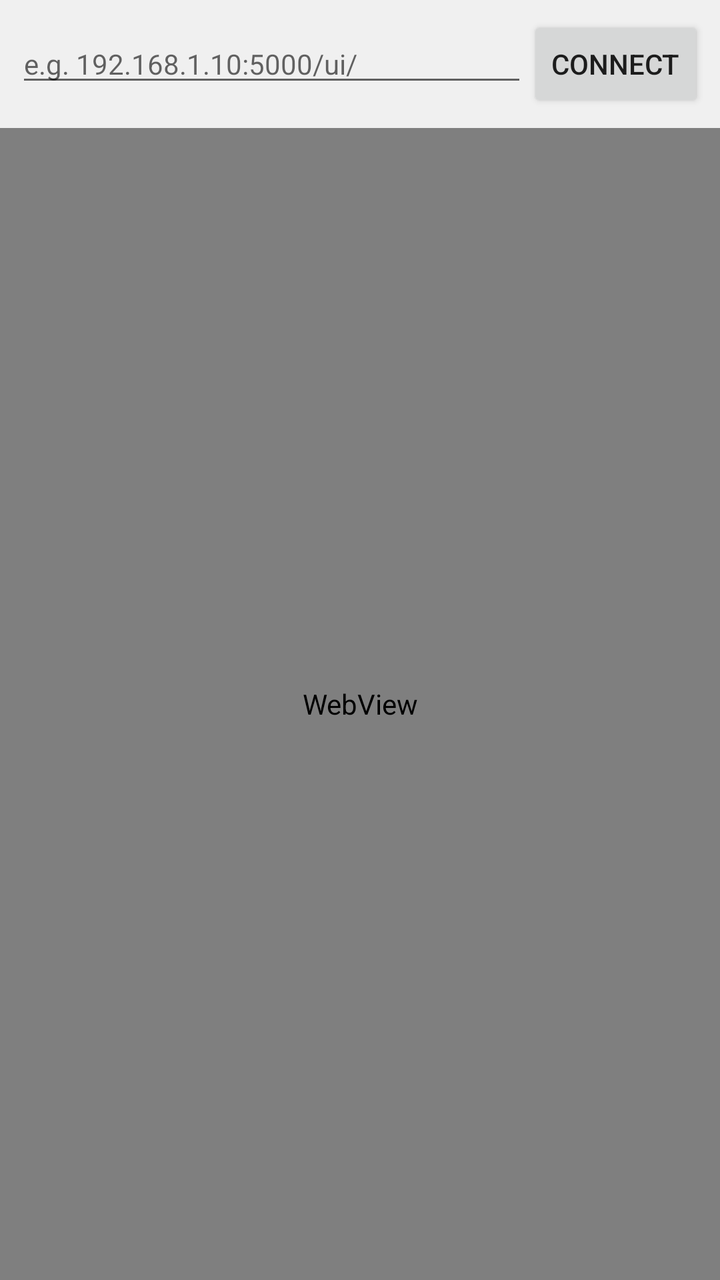
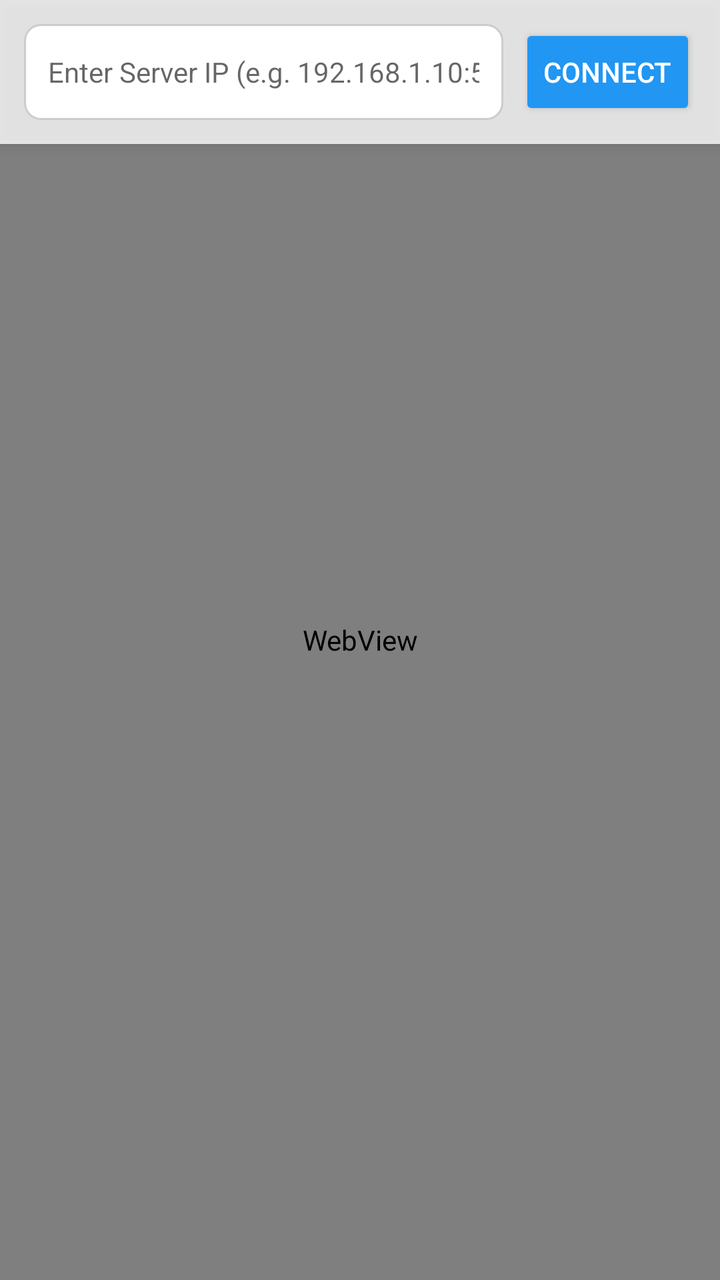

Screens rendered from an Android XML layout before and after an edit, with the pre-edit source and the edit as a unified diff.
<!-- AndroidManifest.xml: application theme Theme.RagbaarNetPlatform -->
<!-- res/layout/activity_main.xml -->
<?xml version="1.0" encoding="utf-8"?>
<LinearLayout xmlns:android="http://schemas.android.com/apk/res/android"
    android:layout_width="match_parent"
    android:layout_height="match_parent"
    android:orientation="vertical">

    <LinearLayout
        android:layout_width="match_parent"
        android:layout_height="wrap_content"
        android:orientation="horizontal"
        android:padding="8dp"
        android:background="#F0F0F0">

        <EditText
            android:id="@+id/urlInput"
            android:layout_width="0dp"
            android:layout_height="wrap_content"
            android:layout_weight="1"
            android:hint="e.g. 192.168.1.10:5000/ui/"
            android:inputType="textUri"
            android:textSize="14sp" />

        <Button
            android:id="@+id/connectButton"
            android:layout_width="wrap_content"
            android:layout_height="wrap_content"
            android:text="Connect" />
    </LinearLayout>

    <WebView
        android:id="@+id/webView"
        android:layout_width="match_parent"
        android:layout_height="0dp"
        android:layout_weight="1" />

</LinearLayout>
<!-- resources referenced by this layout -->
<resources>
  <style name="Theme.RagbaarNetPlatform" parent="Theme.AppCompat.Light.NoActionBar">
          
      </style>
</resources>

<!-- the commit's change to res/layout/activity_main.xml (unified diff, before → after) -->
@@ -1,36 +1,44 @@
 <?xml version="1.0" encoding="utf-8"?>
-<LinearLayout xmlns:android="http://schemas.android.com/apk/res/android"
+<RelativeLayout xmlns:android="http://schemas.android.com/apk/res/android"
     android:layout_width="match_parent"
     android:layout_height="match_parent"
-    android:orientation="vertical">
+    android:background="#FFFFFF">
+
+    <WebView
+        android:id="@+id/webView"
+        android:layout_width="match_parent"
+        android:layout_height="match_parent" />
 
     <LinearLayout
+        android:id="@+id/inputContainer"
         android:layout_width="match_parent"
         android:layout_height="wrap_content"
+        android:layout_alignParentTop="true"
+        android:background="#CCFFFFFF"
+        android:elevation="4dp"
         android:orientation="horizontal"
-        android:padding="8dp"
-        android:background="#F0F0F0">
+        android:padding="12dp">
 
         <EditText
             android:id="@+id/urlInput"
             android:layout_width="0dp"
-            android:layout_height="wrap_content"
+            android:layout_height="48dp"
             android:layout_weight="1"
-            android:hint="e.g. 192.168.1.10:5000/ui/"
+            android:background="@drawable/input_bg"
+            android:hint="Enter Server IP (e.g. 192.168.1.10:5000)"
             android:inputType="textUri"
+            android:paddingHorizontal="12dp"
+            android:textColor="#333333"
             android:textSize="14sp" />
 
         <Button
             android:id="@+id/connectButton"
             android:layout_width="wrap_content"
-            android:layout_height="wrap_content"
-            android:text="Connect" />
+            android:layout_height="48dp"
+            android:layout_marginStart="8dp"
+            android:backgroundTint="#2196F3"
+            android:text="Connect"
+            android:textColor="#FFFFFF" />
     </LinearLayout>
 
-    <WebView
-        android:id="@+id/webView"
-        android:layout_width="match_parent"
-        android:layout_height="0dp"
-        android:layout_weight="1" />
-
-</LinearLayout>
+</RelativeLayout>
<!-- resource entries referenced after the edit -->
@@ -1,5 +1,14 @@
 <!-- resources referenced by this layout -->
 <resources>
+  <!-- drawable input_bg (drawable) -->
+  <?xml version="1.0" encoding="utf-8"?>
+  <shape xmlns:android="http://schemas.android.com/apk/res/android">
+      <solid android:color="#FFFFFF" />
+      <corners android:radius="8dp" />
+      <stroke
+          android:width="1dp"
+          android:color="#CCCCCC" />
+  </shape>
   <style name="Theme.RagbaarNetPlatform" parent="Theme.AppCompat.Light.NoActionBar">
           
       </style>
